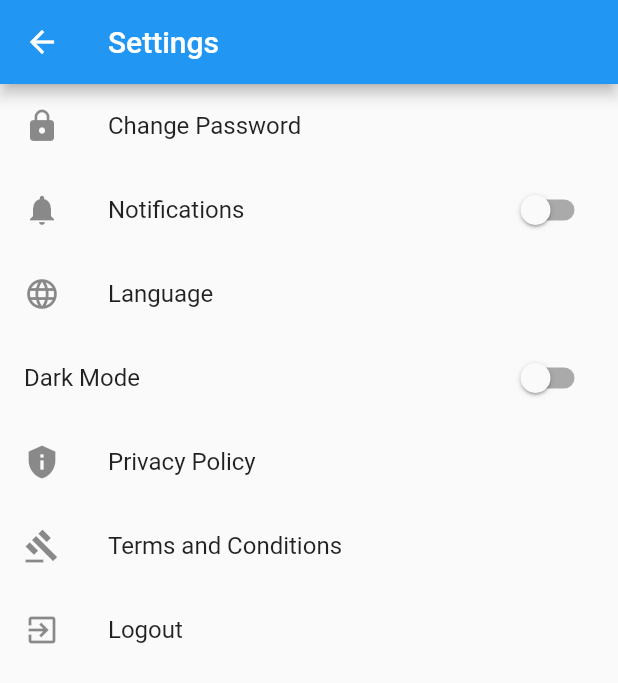
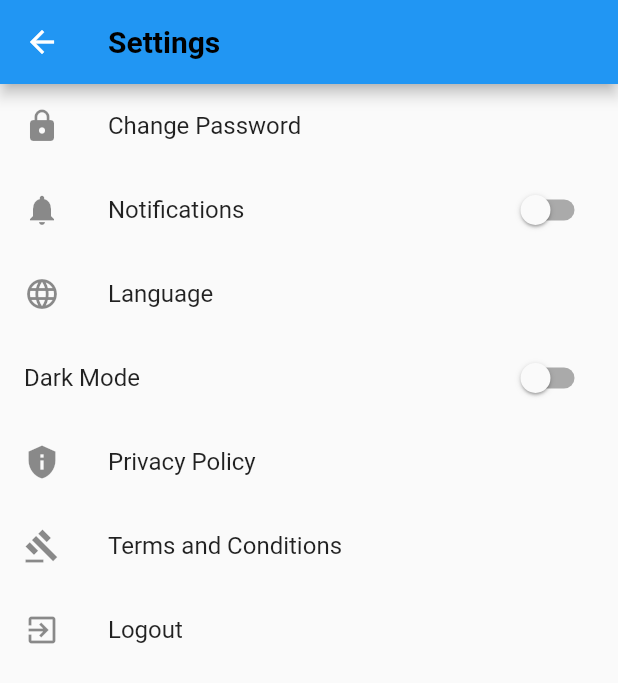
Before and after one commit to raees-wits/Praktyk, a Flutter app: the SettingsScreen screen opened directly, on a phone screen of 412 x 824 dp. Shown: the top 683 px of the screen. Run offline on Flutter 3.47's test engine with Material 2 defaults, Android fonts, the phone set to English and light mode, and no system bars; our stand-ins replace bottom_navy_bar.

Commit message:
Few Tweaks to Profile UI

```diff
--- a/lib/screens/account_center_screen.dart
+++ b/lib/screens/account_center_screen.dart
@@ -41,7 +41,7 @@ class _AccountCenterScreenState extends State<AccountCenterScreen> {
         backgroundColor: Colors.deepPurpleAccent,
         leading: IconButton(
           onPressed: () => Navigator.pop(context),
-          icon: const Icon(Icons.arrow_back_ios_new, color: Colors.black),
+          icon: const Icon(Icons.arrow_back_ios_new, color: Colors.white),
         ),
         title: Text(
           "Account Center",
@@ -180,7 +180,7 @@ class _AccountCenterScreenState extends State<AccountCenterScreen> {
                         }),
                         style: ElevatedButton.styleFrom(
                           backgroundColor: Colors.deepPurpleAccent, side: BorderSide.none, shape: const StadiumBorder()),
-                        child: const Text("Done", style: TextStyle(color: Colors.black)),
+                        child: const Text("Done", style: TextStyle(color: Colors.black, fontWeight: FontWeight.bold)),
                         ),
                       ),
                   ],
--- a/lib/screens/home_screen_content.dart
+++ b/lib/screens/home_screen_content.dart
@@ -98,8 +98,8 @@ class HomeScreenContent extends StatelessWidget {
                 const SizedBox(
                   height: 20,
                 ),
-//we can not use gridview inside column
-//use shrinkwrap and physical scroll
+                  //we can not use gridview inside column
+                  //use shrinkwrap and physical scroll
                 CategoryList(),
                 const SizedBox(
                   height: 20,
--- a/lib/screens/settings_screen.dart
+++ b/lib/screens/settings_screen.dart
@@ -15,7 +15,11 @@ class _SettingsScreenState extends State<SettingsScreen> {
   Widget build(BuildContext context) {
     return Scaffold(
       appBar: AppBar(
-        title: Text('Settings'),
+        title: Text('Settings', style: Theme.of(context).textTheme.headline6?.copyWith(
+          fontWeight: FontWeight.bold, color: Colors.black,
+        ),
+
+        ),
       ),
       body: ListView(
         children: [
```
